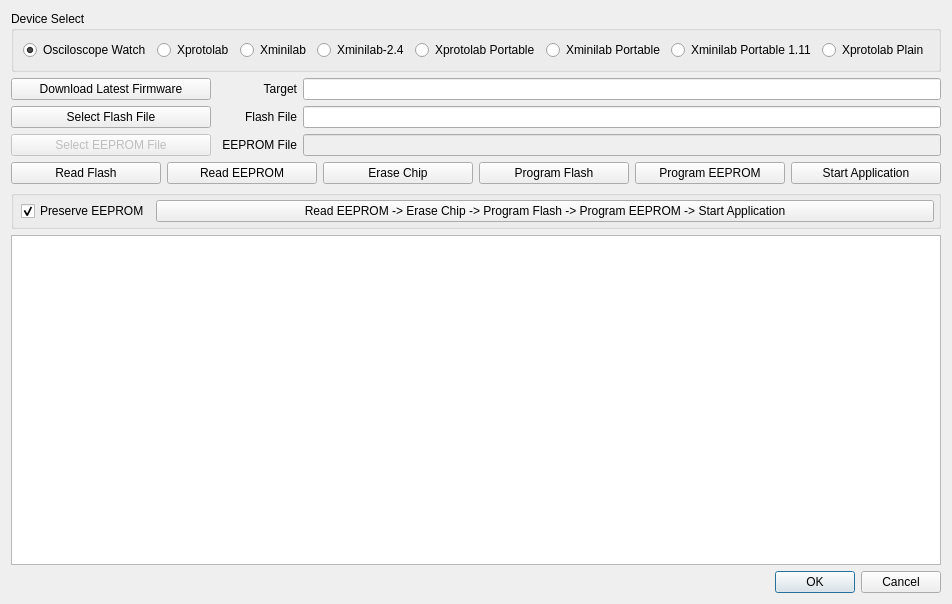
First picture: the form in bootloader.ui, repository ganzziani/xscopes-qt, before the edit.
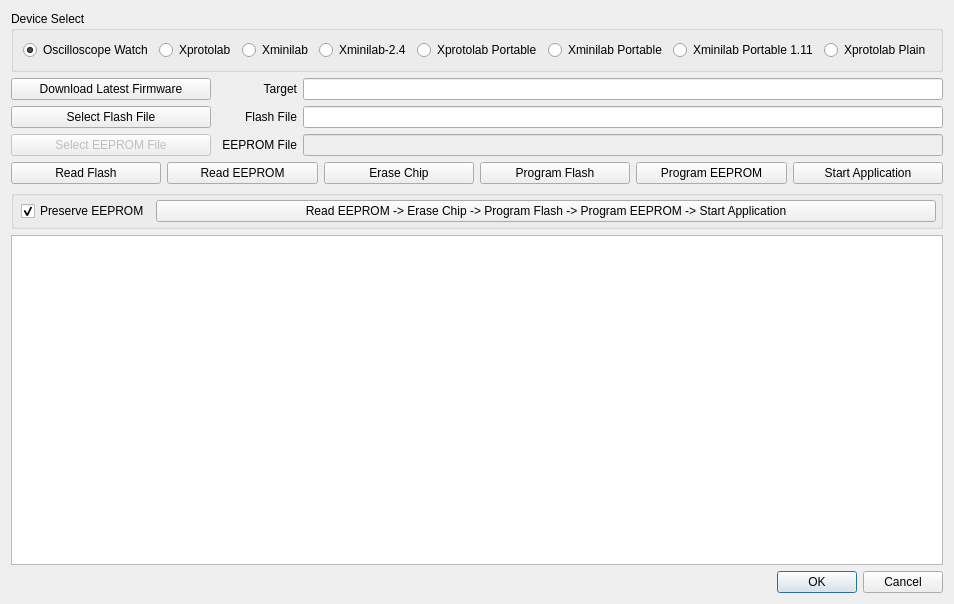
Second picture: the form after the edit. Icons and pictures are not drawn.

What changed in the file:
```diff
--- a/bootloader.ui
+++ b/bootloader.ui
@@ -6,7 +6,7 @@
    <rect>
     <x>0</x>
     <y>0</y>
-    <width>873</width>
+    <width>923</width>
     <height>604</height>
    </rect>
   </property>
@@ -27,7 +27,7 @@
       <item>
        <widget class="QRadioButton" name="radioOW">
         <property name="text">
-         <string>Osciloscope Watch</string>
+         <string>Oscilloscope Watch</string>
         </property>
         <property name="checked">
          <bool>true</bool>
```
Left out of the diff: 8 changed lines with no effect on the pictures.
